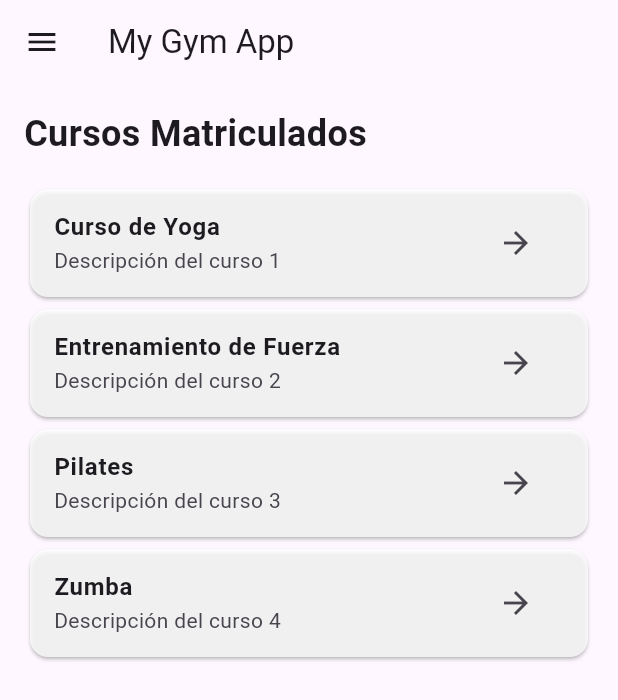
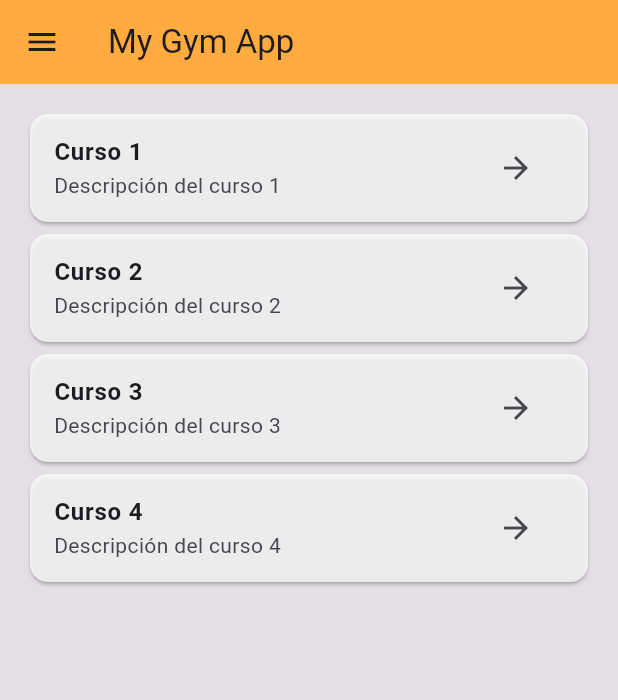
Before and after one commit to diegolopez12/MyGymApp, a Flutter app: the HomeUserScreen screen opened directly, on a phone screen of 412 x 824 dp. Shown: the top 700 px of the screen. Run offline on Flutter 3.47's test engine with Material 3 defaults, Android fonts, the phone set to English and light mode, and no system bars.

Commit message:
Interfaz de home_user_screen terminada, modificaciones en home_admin_screen y agrege los files de delete y modify cursos

```diff
--- a/lib/presentation/screens/home_user_screen.dart
+++ b/lib/presentation/screens/home_user_screen.dart
@@ -1,7 +1,7 @@
 import 'package:flutter/material.dart';
 
 class HomeUserScreen extends StatefulWidget {
-  const HomeUserScreen({Key? key}) : super(key: key);
+  const HomeUserScreen({super.key});
 
   @override
   _HomeUserScreenState createState() => _HomeUserScreenState();
@@ -13,6 +13,7 @@ class _HomeUserScreenState extends State<HomeUserScreen> {
     return Scaffold(
       appBar: AppBar(
         title: const Text('My Gym App'),
+        backgroundColor: Colors.orangeAccent,
         leading: Builder(
           builder: (context) => IconButton(
             icon: const Icon(Icons.menu),
@@ -30,7 +31,7 @@ class _HomeUserScreenState extends State<HomeUserScreen> {
               height: 80, // Ajusta la altura del encabezado aquí
               padding: const EdgeInsets.all(16.0),
               decoration: const BoxDecoration(
-                color: Colors.blue,
+                color: Colors.orangeAccent,
               ),
               child: const Align(
                 alignment: Alignment.centerLeft,
@@ -44,66 +45,45 @@ class _HomeUserScreenState extends State<HomeUserScreen> {
               ),
             ),
             ListTile(
-              title: const Text('Perfil'),
+              leading: const Icon(Icons.person),
+              title: const Text('Perfil', style: TextStyle(fontSize: 16)),
+              dense: true,
               onTap: () {
-                Navigator.of(context).pop(); // Cierra el drawer
+                Navigator.pop(context);
                 // Aquí puedes agregar la lógica para navegar al perfil
               },
             ),
             ListTile(
-              title: const Text('Salir'),
+              leading: const Icon(Icons.exit_to_app),
+              title: const Text('Salir', style: TextStyle(fontSize: 16)),
+              dense: true,
               onTap: () {
-                Navigator.of(context).pop(); // Cierra el drawer
+                Navigator.pop(context);
                 // Aquí puedes agregar la lógica para salir
               },
             ),
           ],
         ),
       ),
-      body: Padding(
+      body: Container(
+        color: Colors.black.withOpacity(0.1), // Fondo liso para coincidir con home_admin_screen
+        child: Column(
+          children: [
+            Expanded(
+              child: ListView.builder(
                 padding: const EdgeInsets.all(16.0),
-        child: Column(
-          crossAxisAlignment: CrossAxisAlignment.start,
-          children: <Widget>[
-            const Text(
-              'Cursos Matriculados',
-              style: TextStyle(
-                fontSize: 24,
-                fontWeight: FontWeight.bold,
-              ),
-            ),
-            const SizedBox(height: 16),
-            Expanded(
-              child: _buildCourseList(),
-            ),
-          ],
-        ),
-      ),
-    );
-  }
-
-  Widget _buildCourseList() {
-    // Aquí deberías reemplazar esta lista de ejemplo con la llamada a tu base de datos
-    List<String> courses = [
-      'Curso de Yoga',
-      'Entrenamiento de Fuerza',
-      'Pilates',
-      'Zumba'
-    ];
-
-    return ListView.builder(
-      itemCount: courses.length,
+                itemCount: 4, // Número de cursos
                 itemBuilder: (context, index) {
                   return Card(
                     color: Colors.white.withOpacity(0.8),
                     child: ListTile(
                       title: Text(
-              courses[index],
-              style: TextStyle(fontWeight: FontWeight.bold),
+                        'Curso ${index + 1}',
+                        style: const TextStyle(fontWeight: FontWeight.bold),
                       ),
                       subtitle: Text('Descripción del curso ${index + 1}'),
                       trailing: IconButton(
-              icon: Icon(Icons.arrow_forward),
+                        icon: const Icon(Icons.arrow_forward),
                         onPressed: () {
                           // Acción al presionar el botón de detalle
                         },
@@ -111,6 +91,11 @@ class _HomeUserScreenState extends State<HomeUserScreen> {
                     ),
                   );
                 },
+              ),
+            ),
+          ],
+        ),
+      ),
     );
   }
 }
```
Also changed, not shown: lib/presentation/screens/home_admin_screen.dart (+24 -9 lines), lib/presentation/screens/courses_screens/delete_course_screen.dart (added), lib/presentation/screens/courses_screens/modify_course_screen.dart (added). Lines whose indentation alone changed are shown as unchanged.
